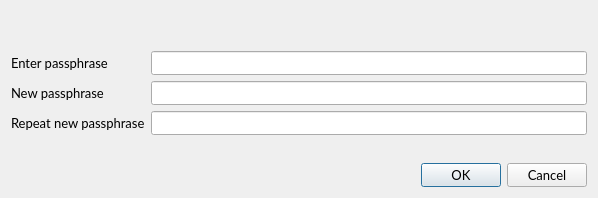
Above: src/qt/forms/askpassphrasedialog.ui from VeriConomy/vericoin before the change. Below: the same form after it.
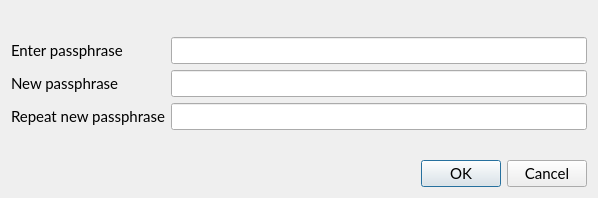
That is the form after the change.

What changed in the file:
```diff
--- a/src/qt/forms/askpassphrasedialog.ui
+++ b/src/qt/forms/askpassphrasedialog.ui
@@ -25,7 +25,7 @@
   <property name="font">
    <font>
     <family>Lato</family>
-    <pointsize>10</pointsize>
+    <pointsize>11</pointsize>
    </font>
   </property>
   <property name="windowTitle">
@@ -51,7 +51,7 @@
       <widget class="QLabel" name="passLabel1">
        <property name="font">
         <font>
-         <pointsize>10</pointsize>
+         <pointsize>11</pointsize>
         </font>
        </property>
        <property name="text">
@@ -63,7 +63,7 @@
       <widget class="QLineEdit" name="passEdit1">
        <property name="font">
         <font>
-         <pointsize>10</pointsize>
+         <pointsize>11</pointsize>
         </font>
        </property>
        <property name="echoMode">
@@ -75,7 +75,7 @@
       <widget class="QLabel" name="passLabel2">
        <property name="font">
         <font>
-         <pointsize>10</pointsize>
+         <pointsize>11</pointsize>
         </font>
        </property>
        <property name="text">
@@ -87,7 +87,7 @@
       <widget class="QLineEdit" name="passEdit2">
        <property name="font">
         <font>
-         <pointsize>10</pointsize>
+         <pointsize>11</pointsize>
         </font>
        </property>
        <property name="echoMode">
@@ -99,7 +99,7 @@
       <widget class="QLabel" name="passLabel3">
        <property name="font">
         <font>
-         <pointsize>10</pointsize>
+         <pointsize>11</pointsize>
         </font>
        </property>
        <property name="text">
@@ -111,7 +111,7 @@
       <widget class="QLineEdit" name="passEdit3">
        <property name="font">
         <font>
-         <pointsize>10</pointsize>
+         <pointsize>11</pointsize>
         </font>
        </property>
        <property name="echoMode">
```
